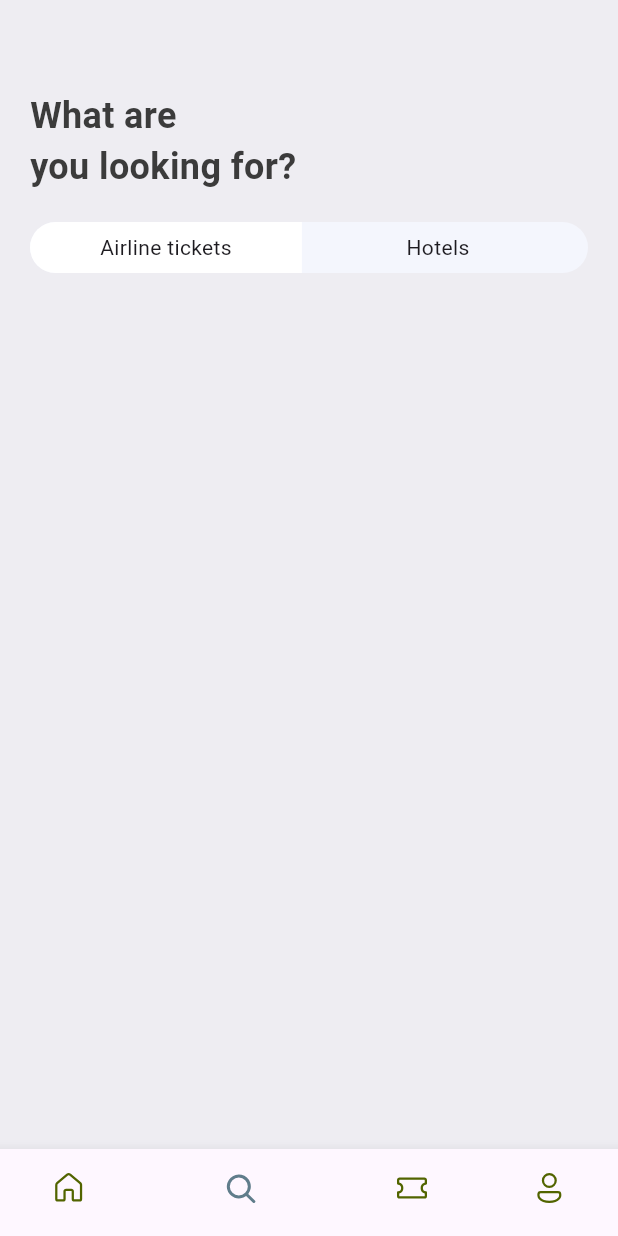
After one commit to 4727yesuraju/ticket-app, a Flutter app: the screen it shows after launch, item 2 of the bottom bar chosen, on a phone screen of 412 x 824 dp. The commit adds this screen. Run offline on Flutter 3.47's test engine with Material 3 defaults, Android fonts, the phone set to English and light mode, and no system bars; our stand-ins replace fluentui_icons.

Commit message:
search functionalities

```diff
--- a/lib/base/button_nav_bar.dart
+++ b/lib/base/button_nav_bar.dart
@@ -1,6 +1,7 @@
 import 'package:fluentui_icons/fluentui_icons.dart';
 import 'package:flutter/material.dart';
 import 'package:ticket_app/screens/home_screen.dart';
+import 'package:ticket_app/screens/search/search_screen.dart';
 
 class ButtonNavBar extends StatefulWidget {
   const ButtonNavBar({super.key});
@@ -13,7 +14,7 @@ class _ButtonNavBarState extends State<ButtonNavBar> {
 
   final appScreens = [
     const HomeScreen(),
-    const Center(child : Text("Search")),
+    const SearchScreen(),
     const Center(child : Text("Tickets")),
     const Center(child : Text("Profile")),
   ];
--- a/lib/base/utils/app_json.dart
+++ b/lib/base/utils/app_json.dart
@@ -13,7 +13,7 @@ List<Map<String, dynamic>> hotelList = [
   },
   {
     'image': 'pool_view.png',
-    'place': 'Best pool in the city ',
+    'place': 'Best pool',
     'destination': 'Dubai',
     'price': 68
   },
--- /dev/null
+++ b/lib/screens/search/search_screen.dart
@@ -0,0 +1,26 @@
+import 'package:flutter/material.dart';
+import 'package:ticket_app/base/res/styles/app_styles.dart';
+import 'package:ticket_app/screens/search/widgets/app_tickets_tab.dart';
+
+class SearchScreen extends StatelessWidget {
+  const SearchScreen({super.key});
+
+  @override
+  Widget build(BuildContext context) {
+    return Scaffold(
+      backgroundColor:AppStyles.bgColor,
+      body: ListView(
+        padding: const EdgeInsets.all(20),
+        children: [
+          const SizedBox(height:40),
+          Text(
+            "What are\nyou looking for?",
+             style: AppStyles.headLineStyle1.copyWith(fontSize: 24)
+           ),
+           const SizedBox(height:20),
+           const AppTicketsTab(),
+        ]
+      )
+    );
+  }
+}
--- /dev/null
+++ b/lib/screens/search/widgets/app_tickets_tab.dart
@@ -0,0 +1,42 @@
+import 'package:flutter/material.dart';
+
+class AppTicketsTab extends StatelessWidget {
+  const AppTicketsTab({super.key});
+
+  @override
+  Widget build(BuildContext context) {
+    final size = MediaQuery.of(context).size;
+    return Container(
+      decoration: BoxDecoration(
+        borderRadius: BorderRadius.circular(50),
+        color: Color(0xFFF4F6FD)
+      ),
+      child: Row(
+        children: [
+           Container(
+            padding: EdgeInsets.symmetric(vertical: 7),
+            width: size.width*.44,
+            decoration: const BoxDecoration(
+              color: Colors.white,
+              borderRadius: BorderRadius.horizontal(left: Radius.circular(50))
+            ),
+            child: const Center(
+              child: Text("Airline tickets")
+            )
+           ),
+           Container(
+            padding: const EdgeInsets.symmetric(vertical: 7),
+            width: size.width*.44,
+            decoration: const BoxDecoration(
+              color: Colors.transparent,
+              borderRadius: BorderRadius.horizontal(right: Radius.circular(50))
+            ),
+            child: const Center(
+              child: Text("Hotels")
+            )
+           ),
+        ]
+      ,),
+    );
+  }
+}
```
Also changed, not shown: lib/screens/home_screen.dart (+2 -5 lines), lib/screens/widgets/hotel.dart (+15 -6 lines).
